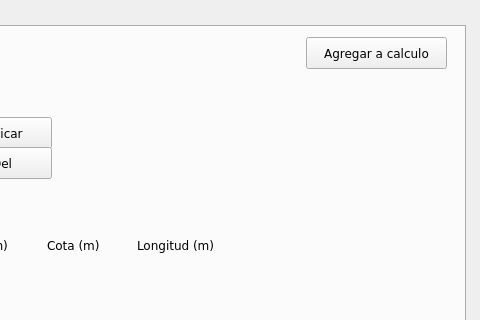
This is ui_files/herramienta_trapecios_v12.ui in Sady-Guzman/herramienta_practica as Qt 5 draws it before an edit; both pictures show x 645 to 1125 and y 0 to 320 of the 1125 by 680 pixel window. The edited form follows.
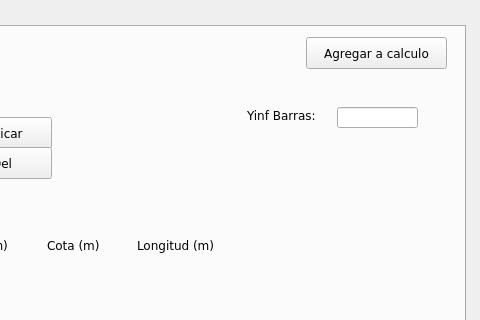
This is the edited form.

Commit message: calcula area, cdg de barras armadura pasiva. agerga lineEdit result cdg barras

The edit to the form file:
```diff
--- a/ui_files/herramienta_trapecios_v12.ui
+++ b/ui_files/herramienta_trapecios_v12.ui
@@ -1220,6 +1220,29 @@
       <string>Agregar a calculo</string>
      </property>
     </widget>
+    <widget class="QLabel" name="tab3_label_yinf_barras">
+     <property name="geometry">
+      <rect>
+       <x>880</x>
+       <y>80</y>
+       <width>81</width>
+       <height>16</height>
+      </rect>
+     </property>
+     <property name="text">
+      <string>Yinf Barras:</string>
+     </property>
+    </widget>
+    <widget class="QLineEdit" name="tab3_line_yinf_barras">
+     <property name="geometry">
+      <rect>
+       <x>970</x>
+       <y>80</y>
+       <width>81</width>
+       <height>21</height>
+      </rect>
+     </property>
+    </widget>
    </widget>
    <widget class="QWidget" name="tab_4">
     <attribute name="title">
```
Left out of the diff: 6 changed lines with no effect on the pictures. The commit also changes 2 other files.
